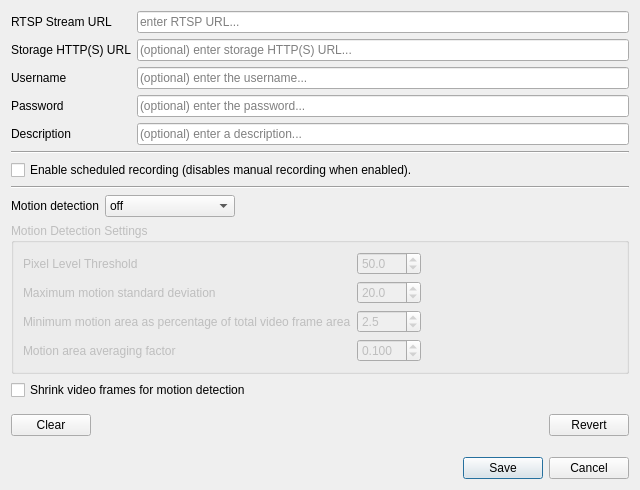
Qt form Source/IpFreelyCameraSetupDialog.ui (dac1976/IP-Freely) before a commit.
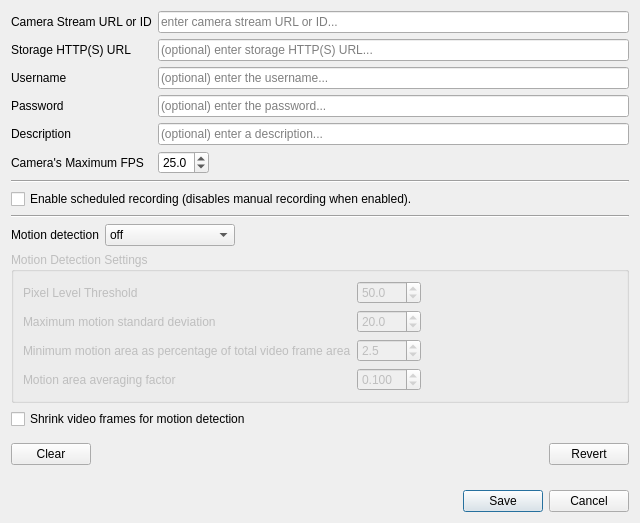
The same form after that commit.

Commit message: Added manual camera FPS override

What changed in the file:
```diff
--- a/Source/IpFreelyCameraSetupDialog.ui
+++ b/Source/IpFreelyCameraSetupDialog.ui
@@ -7,7 +7,7 @@
     <x>0</x>
     <y>0</y>
     <width>640</width>
-    <height>490</height>
+    <height>523</height>
    </rect>
   </property>
   <property name="minimumSize">
@@ -37,7 +37,7 @@
      <item row="0" column="0">
       <widget class="QLabel" name="rtspUrlLabel">
        <property name="text">
-        <string>RTSP Stream URL</string>
+        <string>Camera Stream URL or ID</string>
        </property>
       </widget>
      </item>
@@ -75,7 +75,7 @@
         <string>Enter the stream's RTSP URL.</string>
        </property>
        <property name="placeholderText">
-        <string>enter RTSP URL...</string>
+        <string>enter camera stream URL or ID...</string>
        </property>
       </widget>
      </item>
@@ -125,6 +125,55 @@
        </property>
       </widget>
      </item>
+     <item row="5" column="0">
+      <widget class="QLabel" name="label_5">
+       <property name="text">
+        <string>Camera's Maximum FPS</string>
+       </property>
+      </widget>
+     </item>
+     <item row="5" column="1">
+      <layout class="QHBoxLayout" name="horizontalLayout_7">
+       <item>
+        <widget class="QDoubleSpinBox" name="cameraFpsDoubleSpinBox">
+         <property name="minimumSize">
+          <size>
+           <width>0</width>
+           <height>0</height>
+          </size>
+         </property>
+         <property name="toolTip">
+          <string>Specify the camera's FPS as defined in its settings.</string>
+         </property>
+         <property name="decimals">
+          <number>1</number>
+         </property>
+         <property name="minimum">
+          <double>1.000000000000000</double>
+         </property>
+         <property name="maximum">
+          <double>30.000000000000000</double>
+         </property>
+         <property name="value">
+          <double>25.000000000000000</double>
+         </property>
+        </widget>
+       </item>
+       <item>
+        <spacer name="horizontalSpacer_7">
+         <property name="orientation">
+          <enum>Qt::Horizontal</enum>
+         </property>
+         <property name="sizeHint" stdset="0">
+          <size>
+           <width>40</width>
+           <height>20</height>
+          </size>
+         </property>
+        </spacer>
+       </item>
+      </layout>
+     </item>
     </layout>
    </item>
    <item>
```
Left out of the diff: 2 changed lines with no effect on the pictures. The commit also changes 4 other files.
